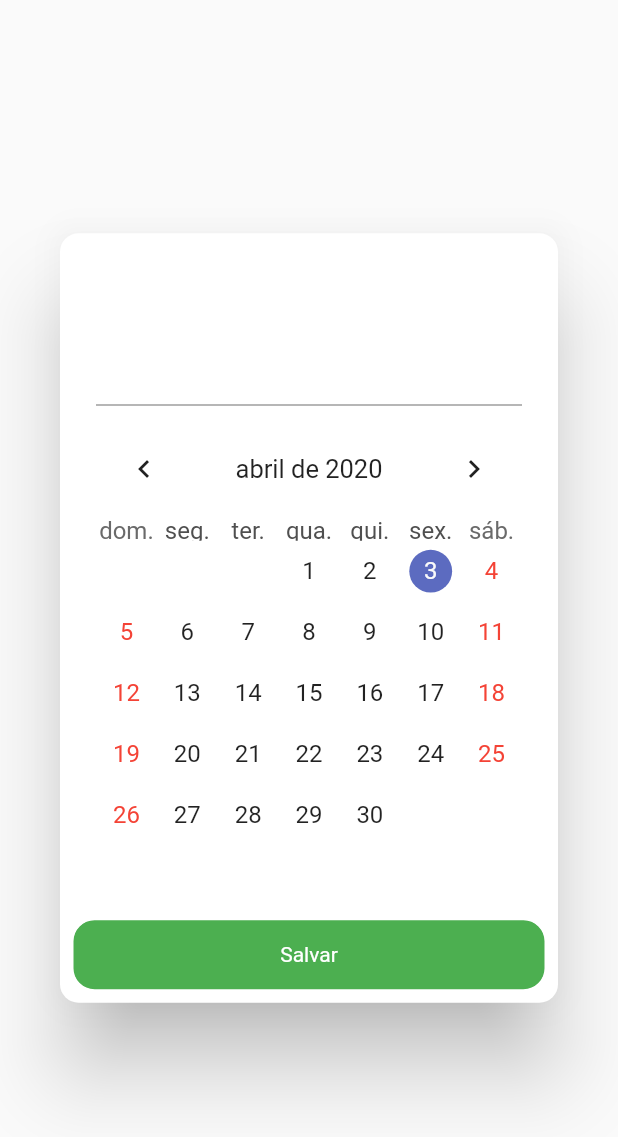
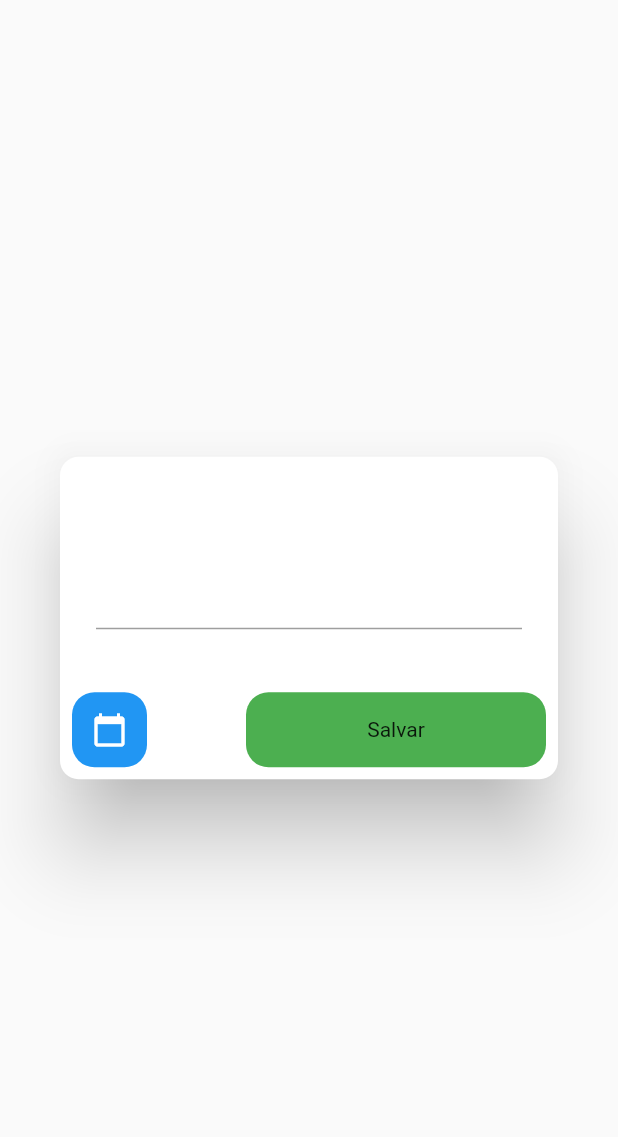
Before and after one commit to td-santos/Flutter_TodoList_Firebase, a Flutter app: the DialogAddTask widget shown alone on an empty page, opened directly, on a phone screen of 412 x 824 dp. Shown: the top 1137 px of the screen. Run offline on Flutter 3.47's test engine with Material 2 defaults, Android fonts, the phone set to English and light mode, and no system bars; drawn by our look-alikes of table_calendar; our stand-ins replace cloud_firestore, firebase_auth, flutter_mobx, google_sign_in, mobx; accounts and stored records are empty; generated files the repository leaves out were written again.

Commit message:
commit feature editar
- Adicionado a ação de Editar Tarefa no App

```diff
--- a/clean_tasks/lib/Widgets/DialogAddTask.dart
+++ b/clean_tasks/lib/Widgets/DialogAddTask.dart
@@ -7,25 +7,47 @@ import 'package:intl/intl.dart';
 import 'package:table_calendar/table_calendar.dart';
 
 class DialogAddTask extends StatefulWidget {
+  final FirebaseUser user;
+  final String datatarefa;
+  final String titleTarefa;
+  final String selectedDOC;
 
-  final FirebaseUser user;
+  const DialogAddTask({
+    Key key,
+    this.user,
+    this.datatarefa,
+    this.titleTarefa, this.selectedDOC,
+  }) : super(key: key);
 
-  const DialogAddTask({Key key, this.user}) : super(key: key);
   @override
   _DialogAddTaskState createState() => _DialogAddTaskState();
 }
 
-class _DialogAddTaskState extends State<DialogAddTask> {
+class _DialogAddTaskState extends State<DialogAddTask>
+    with TickerProviderStateMixin {
   CalendarController calendarController = CalendarController();
   TextEditingController _textController = TextEditingController();
-  var visibleCalendar = true;
+  var visibleCalendar = false;
   var formatterDataString = new DateFormat('dd/MM/yyyy');
   var dataFormatada;
+  double alturaCalendar = 0;
+  DateTime selectedDate;
+
+  String selectedDateFormated;
 
   @override
   void initState() {
     // TODO: implement initState
     super.initState();
+    if (widget.titleTarefa != null) {
+      _textController.text = widget.titleTarefa;
+
+      //selectedDateFormated = formatterDataEnviada.format(DateTime.parse(widget.datatarefa));
+      //print("DATA ENVIADA FORMATADA : $selectedDateFormated");
+      selectedDate = DateTime.parse(widget.datatarefa);
+      //calendarController.selectedDay = DateTime.parse(widget.datatarefa);
+
+    }
     dataFormatada = formatterDataString.format(DateTime.now());
     print(dataFormatada);
   }
@@ -39,22 +61,79 @@ class _DialogAddTaskState extends State<DialogAddTask> {
           borderRadius: BorderRadius.circular(width * 0.030)),
       title: Text(
         "Adicionar",
-        textAlign: TextAlign.center,
+        //textAlign: TextAlign.center,
         style: TextStyle(fontWeight: FontWeight.bold, color: Colors.white),
       ),
       backgroundColor: Colors.white,
       actions: <Widget>[
-        Container(
-          width: width,
-          padding: EdgeInsets.all(15),
-          decoration: BoxDecoration(
-            color: Colors.green,
-            border: Border.all(color: Colors.white,width:1),
-            borderRadius: BorderRadius.circular(15)
-          ),
-          child: Center(
-            child: Text("Salvar",style: TextStyle(color: Colors.white),),
-          ),
+        Row(
+          mainAxisSize: MainAxisSize.max,
+          mainAxisAlignment: MainAxisAlignment.spaceBetween,
+          children: <Widget>[
+            GestureDetector(
+              onTap: () {
+                setState(() {
+                  if (visibleCalendar == false) {
+                    visibleCalendar = !visibleCalendar;
+                    alturaCalendar = 300;
+                    //homeStore.setAlturaCalendar(350);
+                  } else {
+                    visibleCalendar = !visibleCalendar;
+                    alturaCalendar = 0;
+                    //homeStore.setAlturaCalendar(0);
+                  }
+                });
+              },
+              child: Container(
+                  height: 50,
+                  width: 50,
+                  decoration: BoxDecoration(
+                      color: Colors.blue,
+                      borderRadius: BorderRadius.circular(15)),
+                  child: visibleCalendar == false //visibleCalendar == false
+                      ? Icon(
+                          Icons.calendar_today,
+                          color: Colors.white,
+                        )
+                      : Icon(
+                          Icons.close,
+                          color: Colors.white,
+                        )),
+            ),
+            SizedBox(
+              width: 5,
+            ),
+            GestureDetector(
+              onTap: () {
+                if (widget.titleTarefa == null) {
+                  TarefaModel tm = TarefaModel(
+                      //dataformatada
+                      _textController.text,
+                      calendarController.selectedDay.toString(),
+                      false);
+                  FirebaseController fc = FirebaseController();
+                  fc.saveFirebase(tm, widget.user, dataFormatada);
+                  Navigator.pop(context);
+                }else{
+                  FirebaseController fc = FirebaseController();
+                  fc.updateTarefaTitleFirebase(widget.user, dataFormatada, widget.selectedDOC, _textController.text);
+
+                  Navigator.pop(context);
+                }
+              },
+              child: Container(
+                width: 200,
+                height: 50,
+                padding: EdgeInsets.all(8),
+                decoration: BoxDecoration(
+                    color: Colors.green,
+                    borderRadius: BorderRadius.circular(15)),
+                child: Center(
+                  child: Text(widget.titleTarefa == null ? "Salvar" : "Editar"),
+                ),
+              ),
+            )
+          ],
         )
       ],
       content: SingleChildScrollView(
@@ -70,26 +149,28 @@ class _DialogAddTaskState extends State<DialogAddTask> {
                     minLines: 1,
                     autofocus: false,
                     controller: _textController,
-                    onSubmitted: (_){
-                      TarefaModel tm = TarefaModel(_textController.text, dataFormatada, false);
+                    onSubmitted: (_) {
+                      /*TarefaModel tm = TarefaModel(//dataformatada
+                          _textController.text, calendarController.selectedDay.toString(), false);
                       FirebaseController fc = FirebaseController();
-                      fc.saveFirebase(tm, widget.user, dataFormatada);
+                      fc.saveFirebase(tm, widget.user, dataFormatada);*/
+
                       Navigator.pop(context);
                     },
                   ),
                 ),
-
-
               ],
             ),
             SizedBox(
               height: 10,
             ),
-            Visibility(
-              visible: visibleCalendar,
+            AnimatedSize(
+              duration: Duration(milliseconds: 200),
+              curve: Curves.easeInOut,
+              vsync: this,
               child: Container(
                 width: width,
-                height: 300,
+                height: alturaCalendar,
                 child: TableCalendar(
                   calendarController: calendarController,
                   locale: "pt_BR",
@@ -105,9 +186,11 @@ class _DialogAddTaskState extends State<DialogAddTask> {
                       ),
                   //rowHeight: 0,
                   initialCalendarFormat: CalendarFormat.month,
-                  //initialSelectedDay: DateTime.now(),
+                  initialSelectedDay:
+                      widget.datatarefa != null ? selectedDate : DateTime.now(),
 
                   onDaySelected: (date, List days) {
+                    print(date);
                     dataFormatada = formatterDataString.format(date);
                     print(dataFormatada);
                     setState(() {
--- a/clean_tasks/pubspec.yaml
+++ b/clean_tasks/pubspec.yaml
@@ -32,6 +32,7 @@ dependencies:
   table_calendar: ^2.2.3
   mobx: ^1.1.1
   flutter_mobx: ^1.1.0
+  shared_preferences: ^0.5.6+3
 
 dev_dependencies:
   flutter_test:
```
Also changed, not shown: clean_tasks/lib/Controllers/FirebaseController.dart (+18 -0 lines), clean_tasks/lib/Screens/HomePage.dart (+9 -2 lines), clean_tasks/lib/Widgets/TaskItem.dart (+32 -2 lines), clean_tasks/pubspec.lock, 1 other file.
